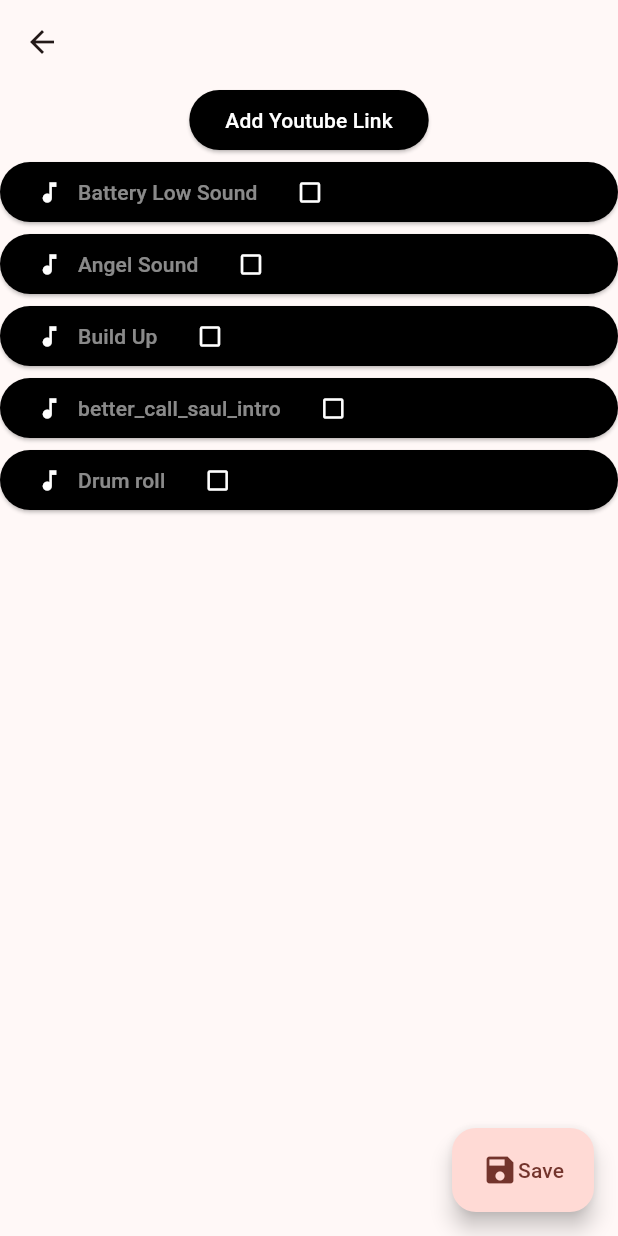
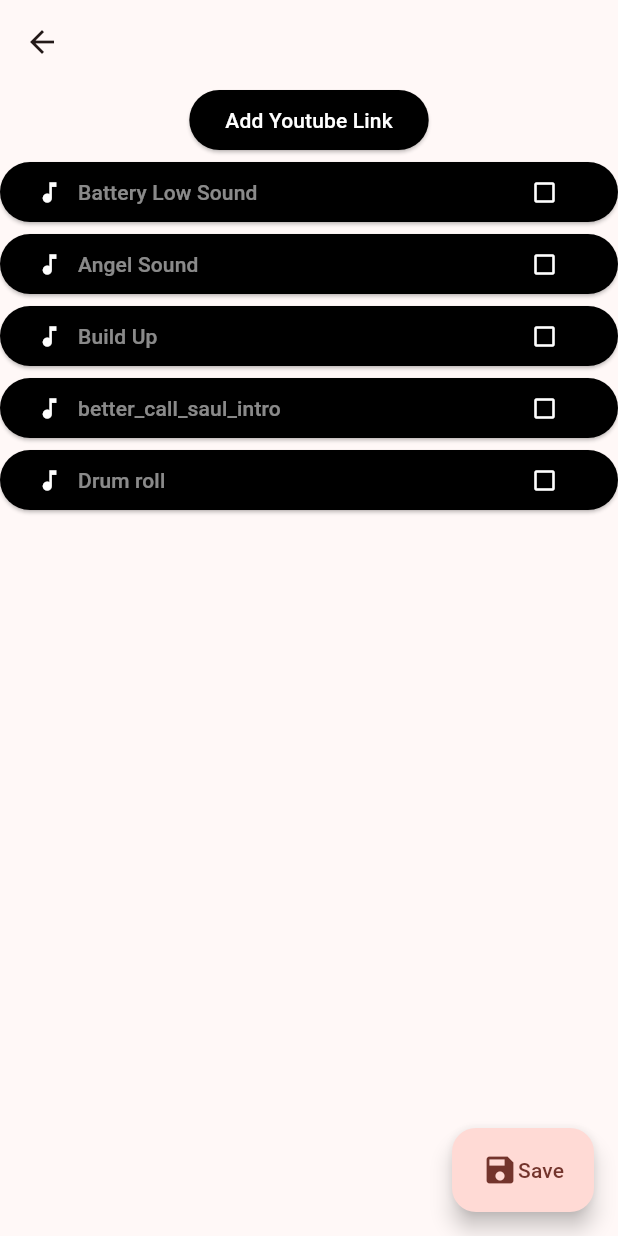
Before and after one commit to muratcanyusufoglu/just_tune, a Flutter app: the screen it shows after launch, after a tap on the "library music" icon, on a phone screen of 412 x 824 dp. Run offline on Flutter 3.47's test engine with Material 3 defaults, Android fonts, the phone set to English and light mode, and no system bars; our stand-ins replace awesome_snackbar_content, hive, just_audio, shared_preferences, youtube_player_flutter; missing offline and left inert: youtube_explode_dart; accounts and stored records are empty.

Commit message:
color function

```diff
--- a/lib/feature/components/custom_audio_list_component.dart
+++ b/lib/feature/components/custom_audio_list_component.dart
@@ -30,8 +30,9 @@ class CustomAudioListComponent extends StatelessWidget {
           children: [
             Row(
               crossAxisAlignment: CrossAxisAlignment.center,
-              mainAxisAlignment: MainAxisAlignment.start,
+              mainAxisAlignment: MainAxisAlignment.spaceBetween,
               children: [
+                Row(children: [
                 const Icon(Icons.music_note),
                 Padding(
                   padding: const EdgeInsets.all(10),
@@ -45,7 +46,7 @@ class CustomAudioListComponent extends StatelessWidget {
                       )
                     ],
                   ),
-                ),
+                ),],),
                 GestureDetector(
                   onTap: () {
                     context.read<AddTrimProvider>().addAndStoreTask(audio);
--- a/lib/product/screen/home/view/home_screen.dart
+++ b/lib/product/screen/home/view/home_screen.dart
@@ -36,20 +36,15 @@ class _HomeScreenState extends State<HomeScreen> {
                   ),
                   itemCount: context.watch<AddTrimProvider>().youtubeList.length, // Set the number of items in your list
                   itemBuilder: (context, index) {
-                  return CustomAudioYoutubeComponent(youtubeList: context.watch<AddTrimProvider>().youtubeList[index]);
+                  return CustomAudioYoutubeComponent(youtubeList: context.watch<AddTrimProvider>().youtubeList[index], index:index);
                   },
                   )
                 : const Text('Please add a sound'),
           ),
           Expanded(
             child: context.watch<AddTrimProvider>().audioListName.isNotEmpty
-                ? GridView.builder(
-                  gridDelegate: const SliverGridDelegateWithFixedCrossAxisCount(
-                    crossAxisCount: 1, // Set the number of columns
-                    crossAxisSpacing: 20.0, // Set the spacing between columns
-                    mainAxisSpacing: 10.0, // Set the spacing between rows
-                    childAspectRatio: 3,
-                  ),
+                ? Expanded(
+            child: ListView.builder(
               itemCount: context.watch<AddTrimProvider>().audioListName.length,
               itemBuilder: (context, index) {
                 Audio selectedAudio = AudioList().audioList[index];
@@ -60,12 +55,13 @@ class _HomeScreenState extends State<HomeScreen> {
                   }
                 }
                 return CustomAudioListComponent(
-                          audio: selectedAudio,
                   audioName: selectedAudio.trackname,
                   audioExplanation: selectedAudio.explanation,
                   trackName: selectedAudio.trackTitle,
+                  audio: selectedAudio,
                 );
               },
+            ),
           )
                 : const Text('Please add a sound'),
           ),
```
Also changed, not shown: lib/feature/components/custom_audio_photo_component.dart (deleted, +0 -39 lines), lib/feature/components/custom_audio_youtube_component.dart (+4 -3 lines), lib/feature/functions/color_function.dart (added, +19 -0 lines). Lines whose indentation alone changed are shown as unchanged.
